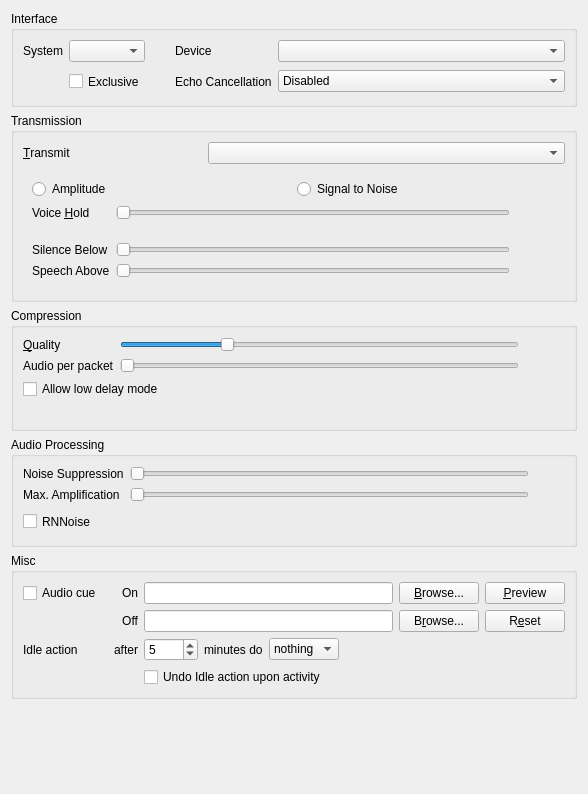
Above: src/mumble/AudioInput.ui from mumble-voip/mumble before the change. Below: the same form after it.
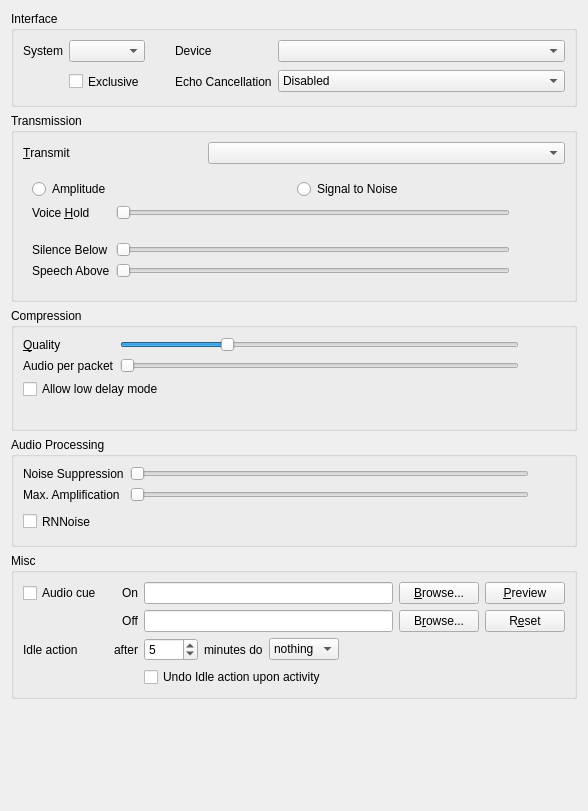
That is the form after the change. Custom widgets are drawn as their Qt base class.

Commit message:
src/mumble: If echo cancellation is disabled, explain why in the tooltip
This might be helpful for people that don't know that the combination of
input and output interface plays an important role for this feature.

Patch:
```diff
--- a/src/mumble/AudioInput.ui
+++ b/src/mumble/AudioInput.ui
@@ -7,7 +7,7 @@
     <x>0</x>
     <y>0</y>
     <width>588</width>
-    <height>794</height>
+    <height>811</height>
    </rect>
   </property>
   <property name="windowTitle">
```
Left out of the diff: 2 changed lines with no effect on the pictures. The commit also changes 1 other file.
